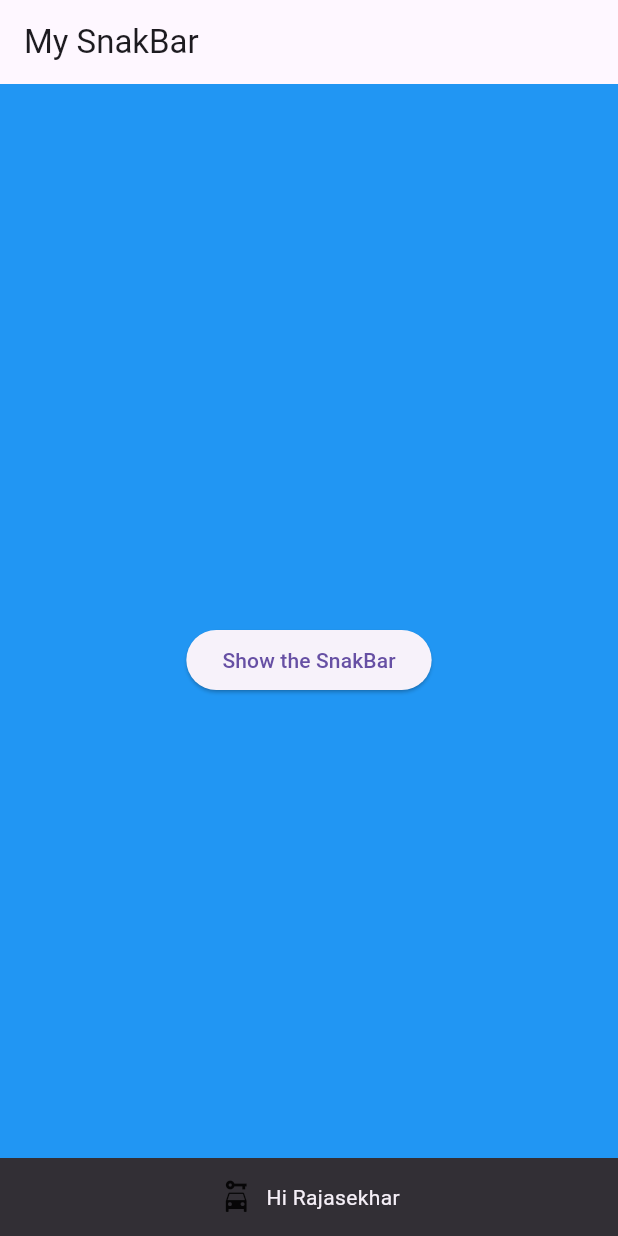
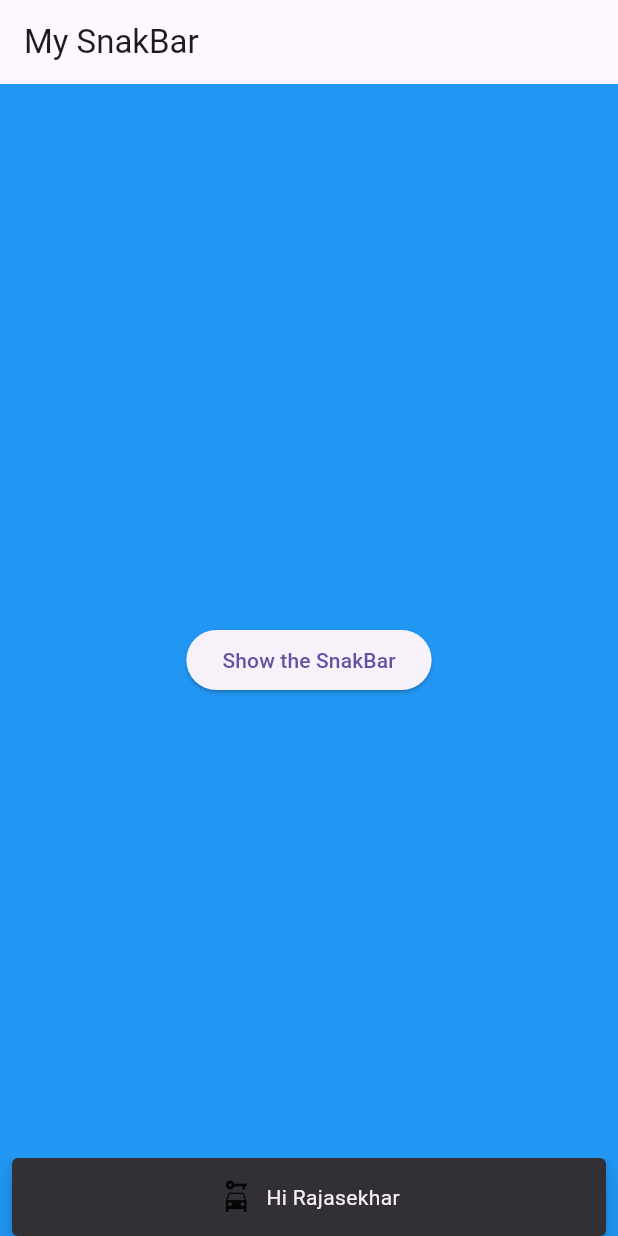
Before and after one commit to raja226-kanini/PracticeFluttet, a Flutter app: the screen it shows after launch, after a tap on "Show the SnakBar", on a phone screen of 412 x 824 dp. Run offline on Flutter 3.47's test engine with Material 3 defaults, Android fonts, the phone set to English and light mode, and no system bars; our stand-ins replace cached_network_image, get, google_fonts, mvc_pattern, video_player; missing offline and left inert: appdynamics_agent, dart:ffi, imageview360.

Commit message:
snak bar custum

```diff
--- a/lib/views/mysnakbar_screen.dart
+++ b/lib/views/mysnakbar_screen.dart
@@ -15,8 +15,7 @@ class _MySnackbarScreenState extends State<MySnackbarScreen> {
       backgroundColor: Colors.blue,
       appBar: AppBar(title: Text("My SnakBar"),),
       body: Center(child: ElevatedButton(onPressed: (){
-
-        MySnackbar.show(context, "Hi Rajasekhar", logo: Icon(Icons.car_rental));
+        MySnackbar.show(context, "Hi Rajasekhar", logo: Icon(Icons.car_rental), fromTop: true);
       },
        child: Text('Show the SnakBar'))),
     );
--- a/lib/widgets/mysnackbar.dart
+++ b/lib/widgets/mysnackbar.dart
@@ -1,7 +1,7 @@
 import 'package:flutter/material.dart';
 
 class MySnackbar {
-  static void show(BuildContext context, String message, {Widget? logo,Color? backgroundColor,Color? textColor}) {
+  static void show(BuildContext context, String message, {Widget? logo,Color? backgroundColor,Color? textColor , bool fromTop = false}) {
     ScaffoldMessenger.of(context).showSnackBar(
       SnackBar(
         backgroundColor: backgroundColor,
@@ -17,7 +17,16 @@ class MySnackbar {
             ),
           ],
         ),
+
+        behavior: SnackBarBehavior.floating,
+        margin: EdgeInsets.only(
+        top: fromTop ? 0 : MediaQuery.of(context).viewInsets.bottom,
+        bottom: fromTop ? MediaQuery.of(context).viewInsets.bottom : 0,
+        left: 8,
+        right: 8,
+      ),
       ),
     );
+
   }
 }
```
